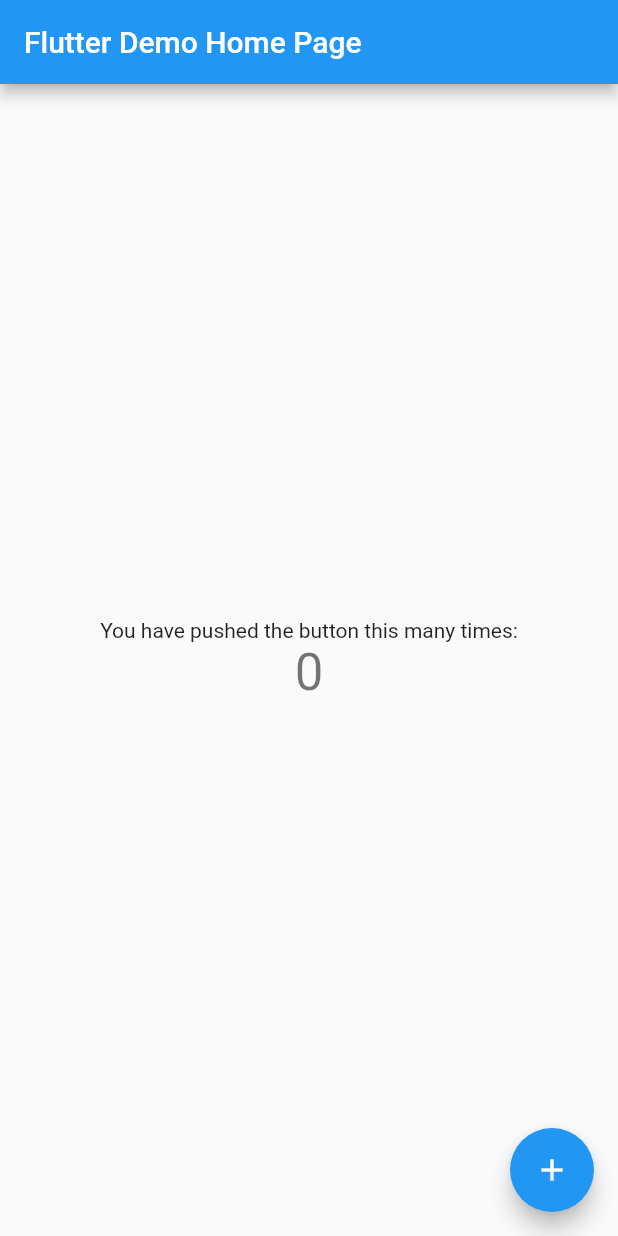
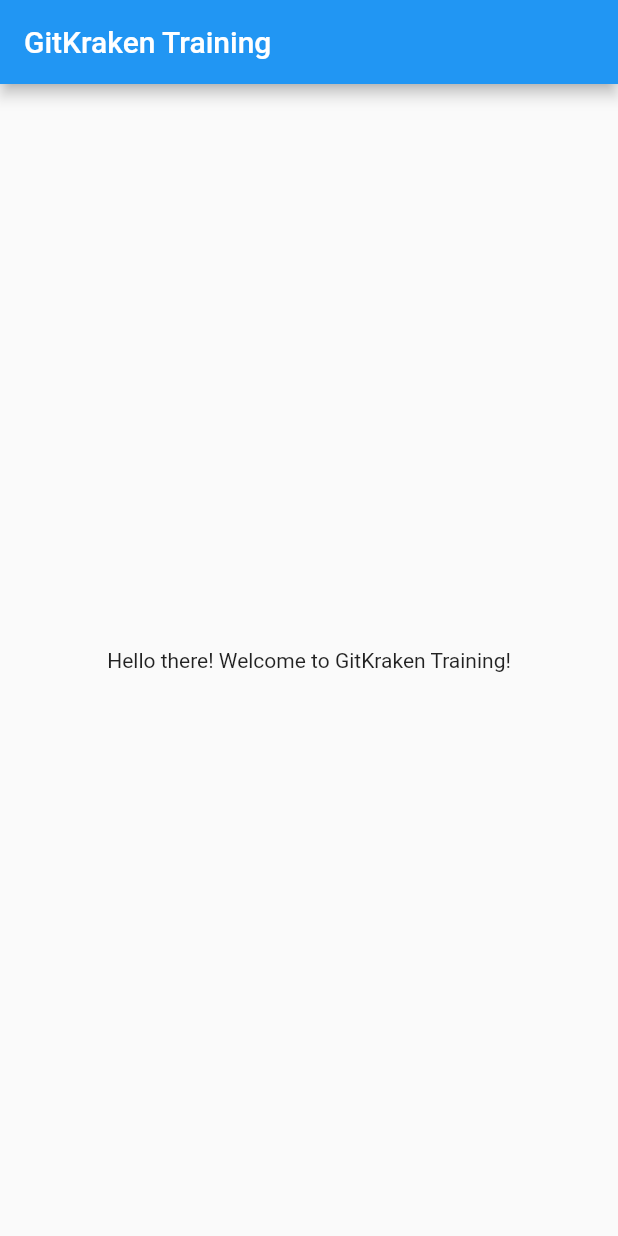
Before and after one commit to dileepabandara/gitkraken-training, a Flutter app: the screen it shows after launch, on a phone screen of 412 x 824 dp. Run offline on Flutter 3.47's test engine with Material 2 defaults, Android fonts, the phone set to English and light mode, and no system bars.

Commit message:
UPDATE: Home page
Add new home page and update with the project name.

```diff
--- /dev/null
+++ b/lib/home_page.dart
@@ -0,0 +1,22 @@
+import 'package:flutter/material.dart';
+
+class HomePage extends StatefulWidget {
+  const HomePage({Key? key}) : super(key: key);
+
+  @override
+  State<HomePage> createState() => _HomePageState();
+}
+
+class _HomePageState extends State<HomePage> {
+  @override
+  Widget build(BuildContext context) {
+    return Scaffold(
+      appBar: AppBar(
+        title: const Text('GitKraken Training'),
+      ),
+      body: const Center(
+        child: Text('Hello there! Welcome to GitKraken Training!'),
+      ),
+    );
+  }
+}
--- a/lib/main.dart
+++ b/lib/main.dart
@@ -1,4 +1,6 @@
 import 'package:flutter/material.dart';
+
+import 'home_page.dart';
 
 void main() {
   runApp(const MyApp());
@@ -7,109 +9,15 @@
 class MyApp extends StatelessWidget {
   const MyApp({Key? key}) : super(key: key);
 
-  // This widget is the root of your application.
   @override
   Widget build(BuildContext context) {
     return MaterialApp(
-      title: 'Flutter Demo',
+      title: 'GitKraken Training',
+      debugShowCheckedModeBanner: false,
       theme: ThemeData(
-        // This is the theme of your application.
-        //
-        // Try running your application with "flutter run". You'll see the
-        // application has a blue toolbar. Then, without quitting the app, try
-        // changing the primarySwatch below to Colors.green and then invoke
-        // "hot reload" (press "r" in the console where you ran "flutter run",
-        // or simply save your changes to "hot reload" in a Flutter IDE).
-        // Notice that the counter didn't reset back to zero; the application
-        // is not restarted.
         primarySwatch: Colors.blue,
       ),
-      home: const MyHomePage(title: 'Flutter Demo Home Page'),
+      home: const HomePage(),
     );
   }
 }
-
-class MyHomePage extends StatefulWidget {
-  const MyHomePage({Key? key, required this.title}) : super(key: key);
-
-  // This widget is the home page of your application. It is stateful, meaning
-  // that it has a State object (defined below) that contains fields that affect
-  // how it looks.
-
-  // This class is the configuration for the state. It holds the values (in this
-  // case the title) provided by the parent (in this case the App widget) and
-  // used by the build method of the State. Fields in a Widget subclass are
-  // always marked "final".
-
-  final String title;
-
-  @override
-  State<MyHomePage> createState() => _MyHomePageState();
-}
-
-class _MyHomePageState extends State<MyHomePage> {
-  int _counter = 0;
-
-  void _incrementCounter() {
-    setState(() {
-      // This call to setState tells the Flutter framework that something has
-      // changed in this State, which causes it to rerun the build method below
-      // so that the display can reflect the updated values. If we changed
-      // _counter without calling setState(), then the build method would not be
-      // called again, and so nothing would appear to happen.
-      _counter++;
-    });
-  }
-
-  @override
-  Widget build(BuildContext context) {
-    // This method is rerun every time setState is called, for instance as done
-    // by the _incrementCounter method above.
-    //
-    // The Flutter framework has been optimized to make rerunning build methods
-    // fast, so that you can just rebuild anything that needs updating rather
-    // than having to individually change instances of widgets.
-    return Scaffold(
-      appBar: AppBar(
-        // Here we take the value from the MyHomePage object that was created by
-        // the App.build method, and use it to set our appbar title.
-        title: Text(widget.title),
-      ),
-      body: Center(
-        // Center is a layout widget. It takes a single child and positions it
-        // in the middle of the parent.
-        child: Column(
-          // Column is also a layout widget. It takes a list of children and
-          // arranges them vertically. By default, it sizes itself to fit its
-          // children horizontally, and tries to be as tall as its parent.
-          //
-          // Invoke "debug painting" (press "p" in the console, choose the
-          // "Toggle Debug Paint" action from the Flutter Inspector in Android
-          // Studio, or the "Toggle Debug Paint" command in Visual Studio Code)
-          // to see the wireframe for each widget.
-          //
-          // Column has various properties to control how it sizes itself and
-          // how it positions its children. Here we use mainAxisAlignment to
-          // center the children vertically; the main axis here is the vertical
-          // axis because Columns are vertical (the cross axis would be
-          // horizontal).
-          mainAxisAlignment: MainAxisAlignment.center,
-          children: <Widget>[
-            const Text(
-              'You have pushed the button this many times:',
-            ),
-            Text(
-              '$_counter',
-              style: Theme.of(context).textTheme.headline4,
-            ),
-          ],
-        ),
-      ),
-      floatingActionButton: FloatingActionButton(
-        onPressed: _incrementCounter,
-        tooltip: 'Increment',
-        child: const Icon(Icons.add),
-      ), // This trailing comma makes auto-formatting nicer for build methods.
-    );
-  }
-}
```
